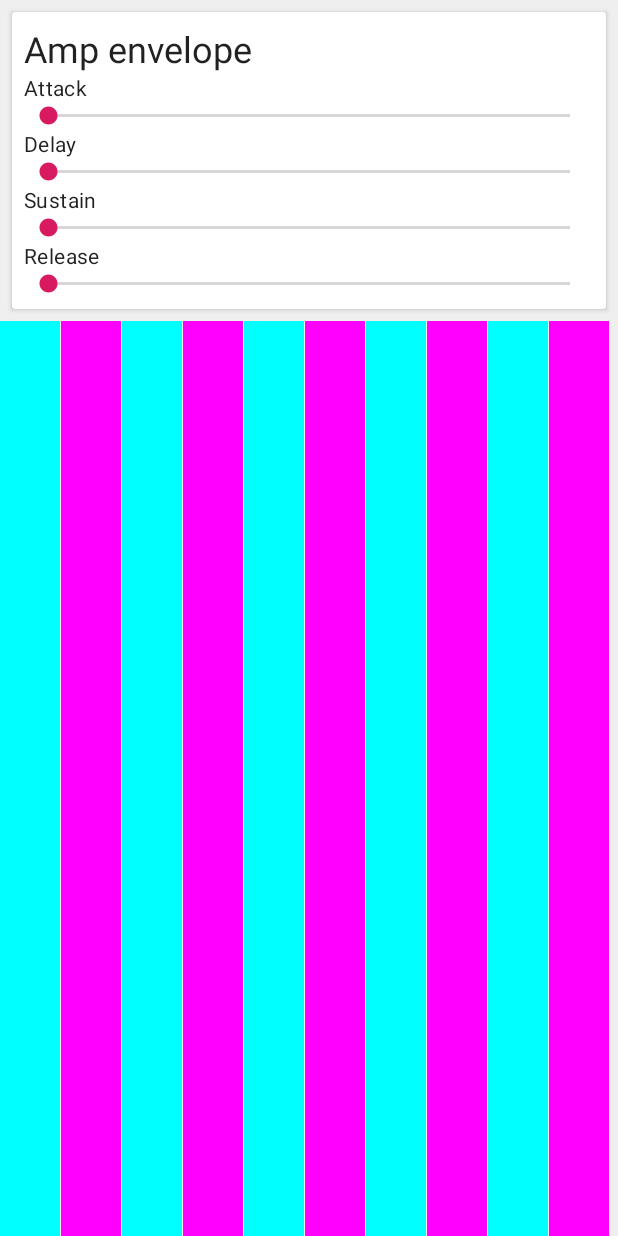
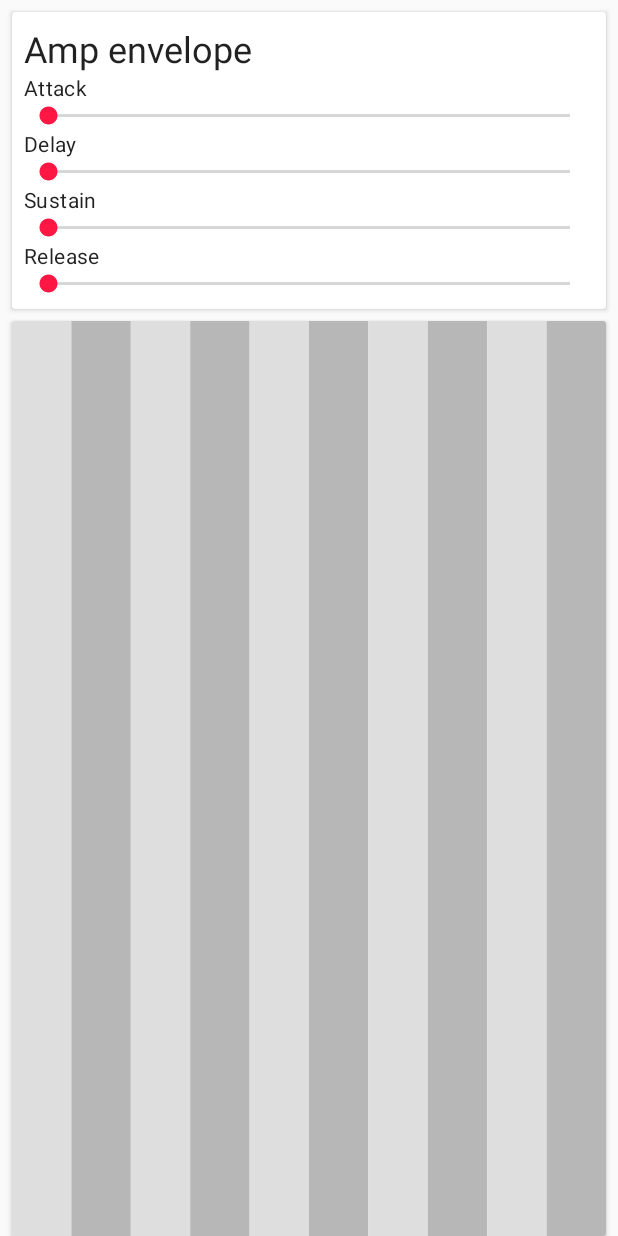
Before and after one commit to jonnyandrew/synth, an Android app: the layout fragment_main.xml on its own in the app's theme, with its tools: preview values and no code run, on a phone screen of 412 x 824 dp. Run offline under Robolectric (Android 15) with nearby library versions, the phone set to English and light mode, and no system bars.

Commit message:
Add light and dark color themes

```diff
--- a/app/src/main/java/com/flatmapdev/synth/mainUi/KeyboardView.kt
+++ b/app/src/main/java/com/flatmapdev/synth/mainUi/KeyboardView.kt
@@ -20,7 +20,7 @@ class KeyboardView : View {
     private var curKeyDown: Int? = null
 
     private var contentWidth = width - paddingLeft - paddingRight
-    private var keyWidth = contentWidth / numKeys
+    private var keyWidth: Float = contentWidth.toFloat() / numKeys
 
     var keyTouchListener: ((Int?) -> Unit)? = null
 
@@ -33,12 +33,12 @@ class KeyboardView : View {
 
     private val keyAPaint = Paint().apply {
         style = Paint.Style.FILL
-        color = Color.CYAN
+        color = context.getColor(R.color.keyAColor)
     }
 
     private val keyBPaint = Paint().apply {
         style = Paint.Style.FILL
-        color = Color.MAGENTA
+        color = context.getColor(R.color.keyBColor)
     }
 
     constructor(context: Context) : super(context) {
@@ -73,7 +73,7 @@ class KeyboardView : View {
     override fun onSizeChanged(w: Int, h: Int, oldw: Int, oldh: Int) {
         super.onSizeChanged(w, h, oldw, oldh)
         contentWidth = width - paddingLeft - paddingRight
-        keyWidth = contentWidth / numKeys
+        keyWidth = contentWidth.toFloat() / numKeys
     }
 
     override fun onDraw(canvas: Canvas) {
@@ -87,8 +87,8 @@ class KeyboardView : View {
                 keyBPaint
             }
 
-            val left = paddingLeft + (keyIndex * keyWidth).toFloat()
-            val right = left + keyWidth - 1
+            val left = paddingLeft + keyIndex * keyWidth
+            val right = left + keyWidth
             val bottom = (height - paddingBottom).toFloat()
             val top = paddingTop.toFloat()
 
--- a/app/src/main/res/layout/fragment_main.xml
+++ b/app/src/main/res/layout/fragment_main.xml
@@ -4,16 +4,17 @@
     xmlns:tools="http://schemas.android.com/tools"
     android:layout_width="match_parent"
     android:layout_height="match_parent"
-    android:background="@color/colorBackground"
     tools:context=".mainUi.MainActivity">
 
     <androidx.cardview.widget.CardView
         android:id="@+id/ampEnvelopeControls"
         android:layout_width="match_parent"
         android:layout_height="wrap_content"
-        android:layout_margin="8dp"
+        android:layout_marginTop="8dp"
+        android:layout_marginStart="8dp"
+        android:layout_marginEnd="8dp"
         app:contentPadding="8dp"
-        app:layout_constraintBottom_toTopOf="@id/keyboard"
+        app:layout_constraintBottom_toTopOf="@id/keyboardContainer"
         app:layout_constraintEnd_toEndOf="parent"
         app:layout_constraintStart_toStartOf="parent"
         app:layout_constraintTop_toTopOf="parent">
@@ -21,15 +22,24 @@
         <include layout="@layout/view_amp_envelope" />
     </androidx.cardview.widget.CardView>
 
-
-    <com.flatmapdev.synth.mainUi.KeyboardView
-        android:id="@+id/keyboard"
-        android:layout_width="wrap_content"
+    <androidx.cardview.widget.CardView
+        android:id="@+id/keyboardContainer"
+        android:layout_width="0dp"
         android:layout_height="0dp"
+        android:layout_marginStart="8dp"
+        android:layout_marginTop="8dp"
+        android:layout_marginEnd="8dp"
         app:layout_constraintBottom_toBottomOf="parent"
         app:layout_constraintEnd_toEndOf="parent"
         app:layout_constraintStart_toStartOf="parent"
-        app:layout_constraintTop_toBottomOf="@id/ampEnvelopeControls"
-        app:numKeys="10" />
+        app:layout_constraintTop_toBottomOf="@id/ampEnvelopeControls">
+
+        <com.flatmapdev.synth.mainUi.KeyboardView
+            android:id="@+id/keyboard"
+            android:layout_width="match_parent"
+            android:layout_height="match_parent"
+            app:numKeys="10" />
+
+    </androidx.cardview.widget.CardView>
 
 </androidx.constraintlayout.widget.ConstraintLayout>
--- /dev/null
+++ b/app/src/main/res/values-night/colors.xml
@@ -0,0 +1,5 @@
+<?xml version="1.0" encoding="utf-8"?>
+<resources>
+    <color name="keyAColor">#212121</color>
+    <color name="keyBColor">#484848</color>
+</resources>
--- a/app/src/main/res/values/colors.xml
+++ b/app/src/main/res/values/colors.xml
@@ -1,7 +1,14 @@
 <?xml version="1.0" encoding="utf-8"?>
 <resources>
-    <color name="colorPrimary">#008577</color>
-    <color name="colorPrimaryDark">#00574B</color>
-    <color name="colorAccent">#D81B60</color>
-    <color name="colorBackground">#EFEFEF</color>
+    <color name="primaryColor">#212121</color>
+    <color name="primaryLightColor">#484848</color>
+    <color name="primaryDarkColor">#000000</color>
+    <color name="secondaryColor">#ff1744</color>
+    <color name="secondaryLightColor">#ff616f</color>
+    <color name="secondaryDarkColor">#c4001d</color>
+    <color name="primaryTextColor">#ffffff</color>
+    <color name="secondaryTextColor">#000000</color>
+
+    <color name="keyAColor">#dedede</color>
+    <color name="keyBColor">#b7b7b7</color>
 </resources>
--- a/app/src/main/res/values/styles.xml
+++ b/app/src/main/res/values/styles.xml
@@ -1,11 +1,11 @@
 <resources>
 
     <!-- Base application theme. -->
-    <style name="AppTheme" parent="Theme.AppCompat.Light.DarkActionBar">
+    <style name="AppTheme" parent="Theme.AppCompat.DayNight.DarkActionBar">
         <!-- Customize your theme here. -->
-        <item name="colorPrimary">@color/colorPrimary</item>
-        <item name="colorPrimaryDark">@color/colorPrimaryDark</item>
-        <item name="colorAccent">@color/colorAccent</item>
+        <item name="colorPrimary">@color/primaryColor</item>
+        <item name="colorPrimaryDark">@color/primaryDarkColor</item>
+        <item name="colorAccent">@color/secondaryColor</item>
     </style>
 
 </resources>
```
